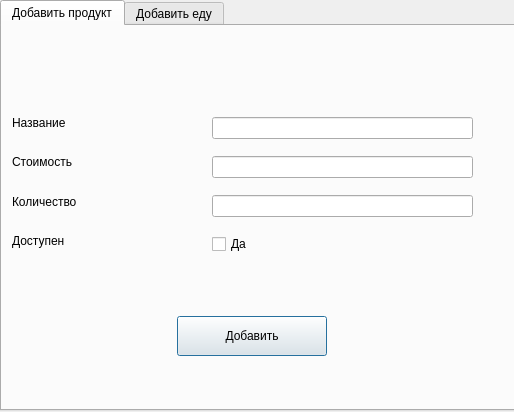
This is Lab3Dmitrieva/add_dialog.ui in 0sobennaya/OOPP as Qt 5 draws it before an edit. The edited form follows.
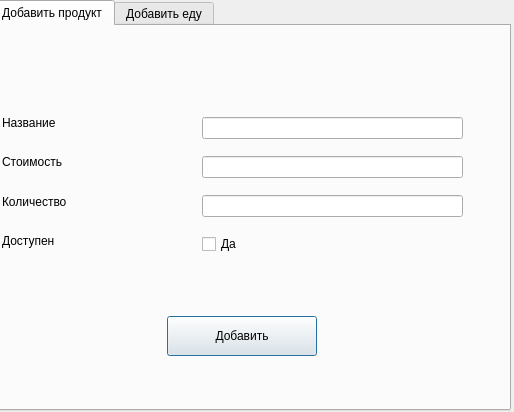
This is the edited form. The open tabs and pages were chosen to show the change.

The edit to the form file:
```diff
--- a/Lab3Dmitrieva/add_dialog.ui
+++ b/Lab3Dmitrieva/add_dialog.ui
@@ -16,7 +16,7 @@
   <widget class="QTabWidget" name="tabWidget">
    <property name="geometry">
     <rect>
-     <x>0</x>
+     <x>-10</x>
      <y>0</y>
      <width>521</width>
      <height>411</height>
```
Left out of the diff: 2 changed lines with no effect on the pictures.
